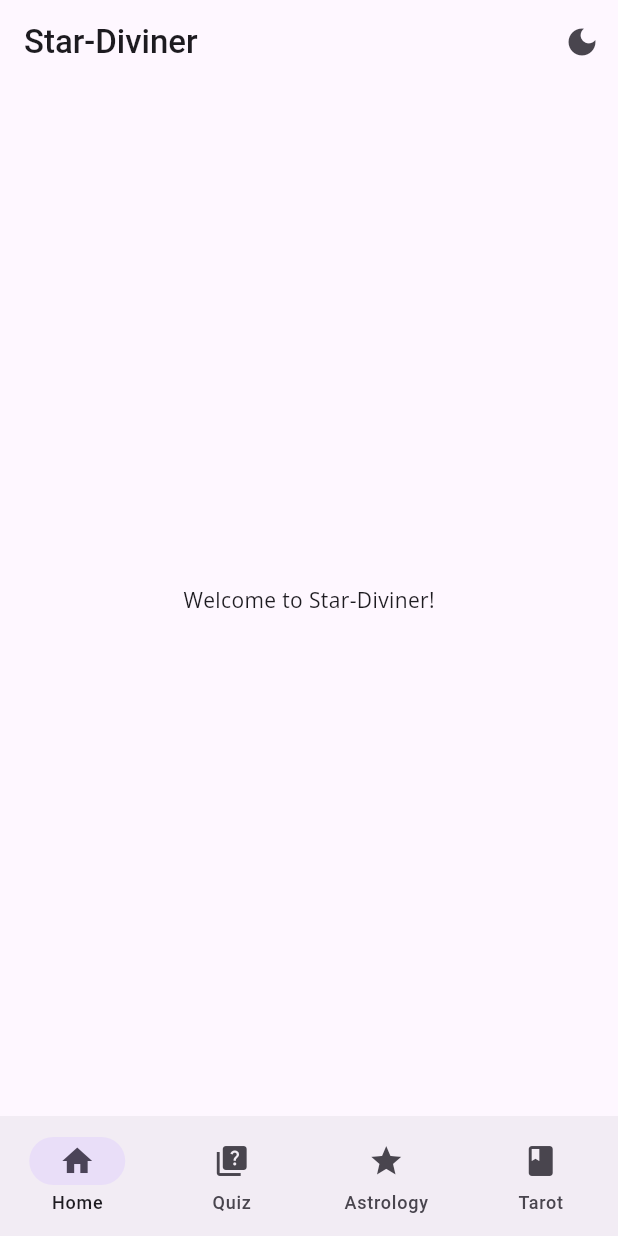
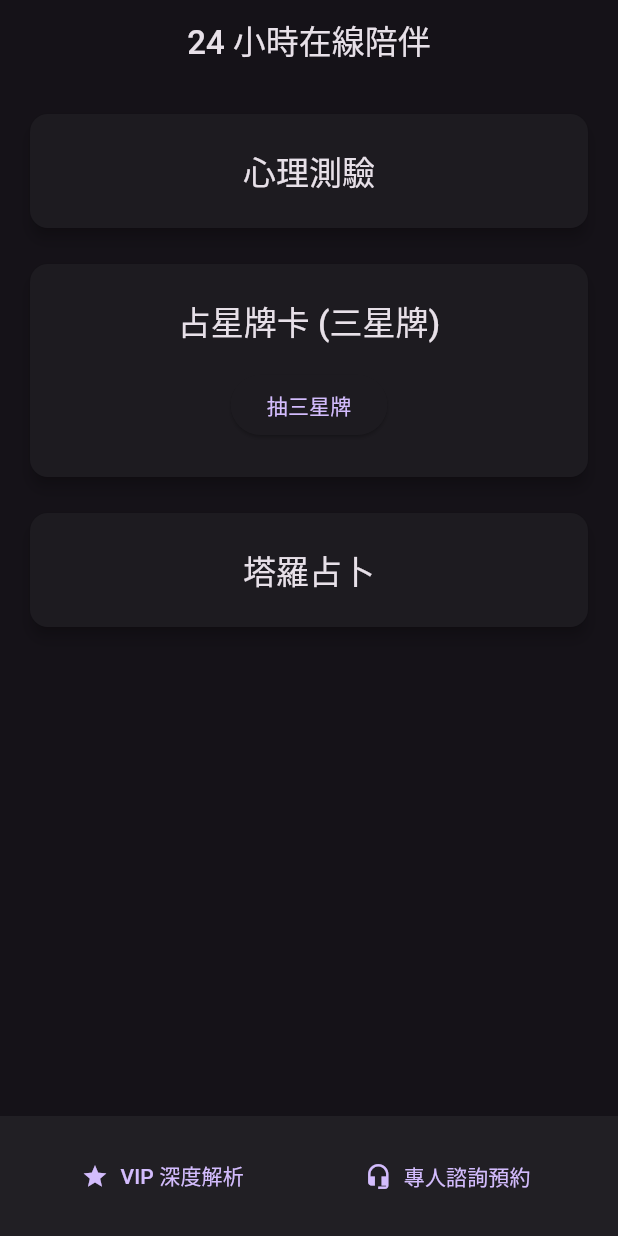
Before and after one commit to yuting6577-create/dingding_wu_astro, a Flutter app: the screen it shows after launch, on a phone screen of 412 x 824 dp. Run offline on Flutter 3.47's test engine with Material 3 defaults, Android fonts, the phone set to English and light mode, and no system bars; our stand-ins replace cloud_firestore, firebase_core, go_router, google_fonts, share_plus; accounts and stored records are empty.

```diff
--- a/lib/main.dart
+++ b/lib/main.dart
@@ -6,18 +6,16 @@ import 'package:google_fonts/google_fonts.dart';
 import 'package:firebase_core/firebase_core.dart';
 import 'package:go_router/go_router.dart';
 import 'package:provider/provider.dart';
+import 'package:url_launcher/url_launcher.dart';
 
 import 'firebase_options.dart';
-import 'src/features/home/home_screen.dart';
-import 'src/features/astrology/astrology_screen.dart';
-import 'src/features/astrology/astrology_result_screen.dart';
-import 'src/features/tarot/tarot_screen.dart';
-import 'src/features/tarot/tarot_result_screen.dart';
-import 'src/features/quiz/quiz_screen.dart';
-import 'src/features/quiz/quiz_result_screen.dart';
+import 'screens/psych_test_list_screen.dart';
+import 'screens/astrology_trinity_draw_screen.dart';
+import 'screens/tarot_daily_screen.dart';
+import 'screens/vip_service_screen.dart';
+import 'screens/season_spread_screen.dart';
 import 'src/widgets/scaffold_with_nested_navigation.dart';
-import 'screens/horoscope_screen.dart';
-import 'screens/horoscope_detail_screen.dart';
+
 
 final _rootNavigatorKey = GlobalKey<NavigatorState>();
 
@@ -25,88 +23,29 @@ final GoRouter _router = GoRouter(
   initialLocation: '/home',
   navigatorKey: _rootNavigatorKey,
   routes: [
-    StatefulShellRoute.indexedStack(
-      builder: (context, state, navigationShell) {
-        return ScaffoldWithNestedNavigation(navigationShell: navigationShell);
-      },
-      branches: [
-        StatefulShellBranch(
-          routes: [
     GoRoute(
       path: '/home',
       builder: (context, state) => const HomeScreen(),
     ),
-          ],
-        ),
-        StatefulShellBranch(
-          routes: [
     GoRoute(
-              path: '/quiz',
-              builder: (context, state) => const QuizScreen(),
-              routes: [
-                GoRoute(
-                  path: 'result/:quizId',
-                  builder: (context, state) {
-                    final quizId = state.pathParameters['quizId'];
-                    return QuizResultScreen(quizId: quizId);
-                  },
-                ),
-              ],
-            ),
-          ],
-        ),
-        StatefulShellBranch(
-          routes: [
-            GoRoute(
-              path: '/astrology',
-              builder: (context, state) => const AstrologyScreen(),
-              routes: [
-                GoRoute(
-                  path: 'result',
-                  builder: (context, state) => const AstrologyResultScreen(),
-                ),
-              ],
-            ),
-          ],
-        ),
-        StatefulShellBranch(
-          routes: [
-            GoRoute(
-              path: '/tarot',
-              builder: (context, state) => const TarotScreen(),
-              routes: [
-                GoRoute(
-                  path: 'single',
-                  builder: (context, state) =>
-                      const TarotResultScreen(spreadType: 'single'),
+      path: '/psych-test',
+      builder: (context, state) => const PsychTestListScreen(),
     ),
     GoRoute(
-                  path: 'three-card',
-                  builder: (context, state) =>
-                      const TarotResultScreen(spreadType: 'three-card'),
+      path: '/astrology-trinity',
+      builder: (context, state) => const AstrologyTrinityDrawScreen(),
     ),
-              ],
+    GoRoute(
+      path: '/tarot-daily',
+      builder: (context, state) => const TarotDailyScreen(),
     ),
-          ],
+    GoRoute(
+      path: '/vip-service',
+      builder: (context, state) => const VipServiceScreen(),
     ),
-        StatefulShellBranch(
-          routes: [
     GoRoute(
-              path: '/horoscope',
-              builder: (context, state) => const HoroscopeScreen(),
-              routes: [
-                GoRoute(
-                  path: ':sign',
-                  builder: (context, state) {
-                    final String sign = state.pathParameters['sign']!;
-                    return HoroscopeDetailScreen(sign: sign);
-                  },
-                ),
-              ],
-            ),
-          ],
-        ),
-      ],
+      path: '/season-spread',
+      builder: (context, state) => const SeasonSpreadScreen(),
     ),
   ],
 );
@@ -130,17 +69,13 @@ void main() {
 }
 
 class ThemeProvider with ChangeNotifier {
-  ThemeMode _themeMode = ThemeMode.system;
+  ThemeMode _themeMode = ThemeMode.dark; // Force dark mode
 
   ThemeMode get themeMode => _themeMode;
 
   void toggleTheme() {
+    // Keeping this in case you want to re-enable theme toggling
     _themeMode = _themeMode == ThemeMode.light ? ThemeMode.dark : ThemeMode.light;
-    notifyListeners();
-  }
-
-    void setSystemTheme() {
-    _themeMode = ThemeMode.system;
     notifyListeners();
   }
 }
@@ -157,22 +92,18 @@ class MyApp extends StatelessWidget {
       bodyMedium: GoogleFonts.openSans(fontSize: 14),
     );
 
-    final ThemeData lightTheme = ThemeData(
-      useMaterial3: true,
-      colorScheme: ColorScheme.fromSeed(
-        seedColor: primarySeedColor,
-        brightness: Brightness.light,
-      ),
-      textTheme: appTextTheme,
-    );
-
     final ThemeData darkTheme = ThemeData(
+      brightness: Brightness.dark,
       useMaterial3: true,
       colorScheme: ColorScheme.fromSeed(
         seedColor: primarySeedColor,
         brightness: Brightness.dark,
       ),
       textTheme: appTextTheme,
+      cardTheme: CardTheme(
+        elevation: 4,
+        shape: RoundedRectangleBorder(borderRadius: BorderRadius.circular(12)),
+      )
     );
 
     return Consumer<ThemeProvider>(
@@ -180,7 +111,7 @@ class MyApp extends StatelessWidget {
         return MaterialApp.router(
           routerConfig: _router,
           title: 'Star-Diviner',
-          theme: lightTheme,
+          theme: darkTheme, // Force dark theme
           darkTheme: darkTheme,
           themeMode: themeProvider.themeMode,
         );
@@ -188,3 +119,92 @@ class MyApp extends StatelessWidget {
     );
   }
 }
+
+
+class HomeScreen extends StatelessWidget {
+  const HomeScreen({super.key});
+
+  @override
+  Widget build(BuildContext context) {
+    return Scaffold(
+      appBar: AppBar(
+        title: const Text('24 小時在線陪伴'),
+        centerTitle: true,
+      ),
+      body: Padding(
+        padding: const EdgeInsets.all(16.0),
+        child: Column(
+          children: [
+            Expanded(
+              child: ListView(
+                children: [
+                  _buildHomeCard(
+                    context,
+                    title: '心理測驗',
+                    onTap: () => context.go('/psych-test'),
+                  ),
+                  const SizedBox(height: 16),
+                  _buildHomeCard(
+                    context,
+                    title: '占星牌卡 (三星牌)',
+                    buttonText: '抽三星牌',
+                    onTap: () => context.go('/astrology-trinity'),
+                  ),
+                  const SizedBox(height: 16),
+                  _buildHomeCard(
+                    context,
+                    title: '塔羅占卜',
+                    onTap: () => context.go('/tarot-daily'),
+                  ),
+                ],
+              ),
+            ),
+          ],
+        ),
+      ),
+      bottomNavigationBar: BottomAppBar(
+        child: Row(
+          mainAxisAlignment: MainAxisAlignment.spaceAround,
+          children: [
+            TextButton.icon(
+              icon: const Icon(Icons.star),
+              label: const Text('VIP 深度解析'),
+              onPressed: () => context.go('/vip-service'),
+            ),
+            TextButton.icon(
+              icon: const Icon(Icons.headset_mic),
+              label: const Text('專人諮詢預約'),
+              onPressed: () {
+                // Replace with your external booking link
+                launchUrl(Uri.parse('https://your-booking-link.com'));
+              },
+            ),
+          ],
+        ),
+      ),
+    );
+  }
+
+  Widget _buildHomeCard(BuildContext context, {required String title, String? buttonText, required VoidCallback onTap}) {
+    return Card(
+      child: InkWell(
+        onTap: onTap,
+        child: Padding(
+          padding: const EdgeInsets.all(24.0),
+          child: Column(
+            children: [
+              Text(title, style: Theme.of(context).textTheme.titleLarge),
+              if (buttonText != null) ...[
+                const SizedBox(height: 16),
+                ElevatedButton(
+                  onPressed: onTap,
+                  child: Text(buttonText),
+                )
+              ]
+            ],
+          ),
+        ),
+      ),
+    );
+  }
+}
```
Also changed, not shown: lib/screens/astrology_trinity_draw_screen.dart (added, +134 -0 lines), lib/screens/psych_test_list_screen.dart (added, +92 -0 lines), lib/screens/season_spread_screen.dart (added, +40 -0 lines), lib/screens/tarot_daily_screen.dart (added, +132 -0 lines), lib/screens/vip_service_screen.dart (added, +18 -0 lines). Lines whose indentation alone changed are shown as unchanged.
